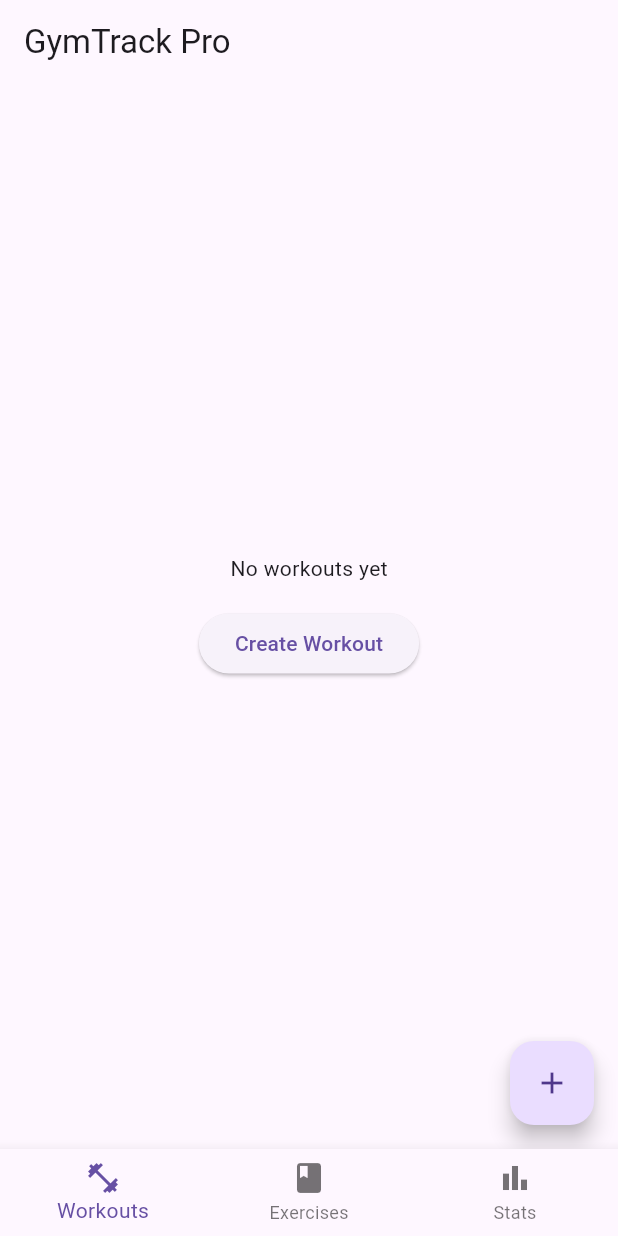
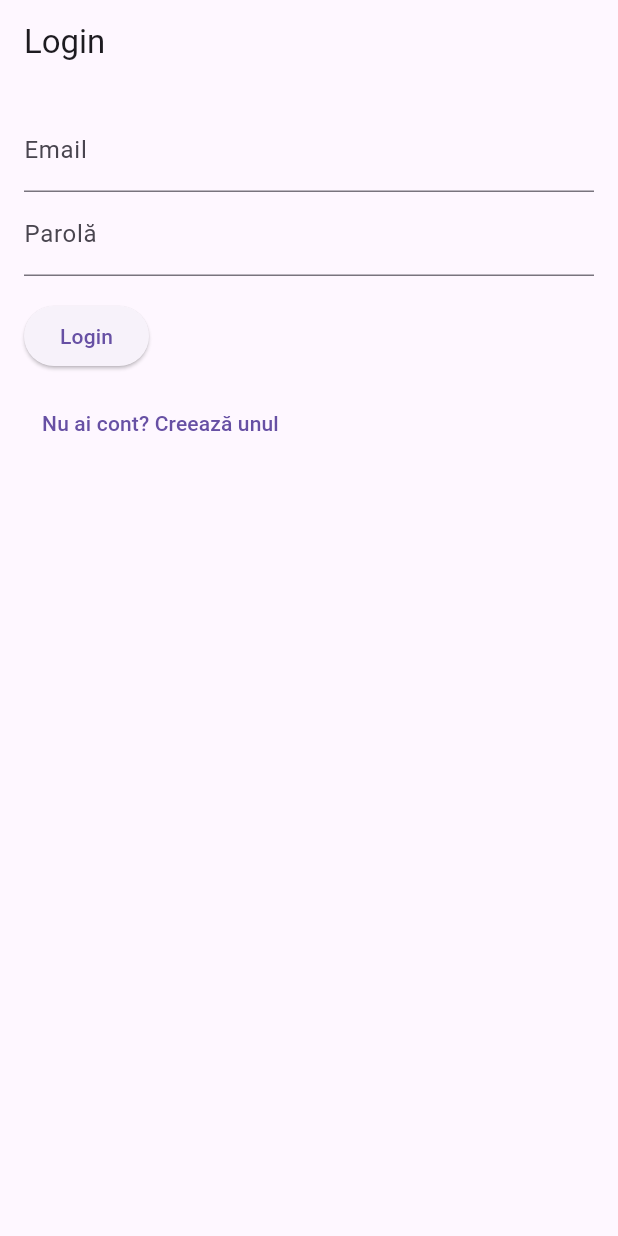
Before and after one commit to Dobree12/Backup-29-05-2025, a Flutter app: the screen it shows after launch, on a phone screen of 412 x 824 dp. Run offline on Flutter 3.47's test engine with Material 3 defaults, Android fonts, the phone set to English and light mode, and no system bars; our stand-ins replace cached_network_image, cloud_firestore, firebase_auth, firebase_core, fl_chart; accounts and stored records are empty.

Commit message:
User authentification

```diff
--- /dev/null
+++ b/lib/login_screen.dart
@@ -0,0 +1,123 @@
+import 'package:flutter/material.dart';
+import 'package:firebase_auth/firebase_auth.dart';
+import 'package:cloud_firestore/cloud_firestore.dart';
+import 'register_screen.dart';
+// import 'package:google_sign_in/google_sign_in.dart'; // activează dacă folosești Google Sign-In
+
+class LoginScreen extends StatefulWidget {
+  const LoginScreen({super.key});
+
+  @override
+  State<LoginScreen> createState() => _LoginScreenState();
+}
+
+class _LoginScreenState extends State<LoginScreen> {
+  final emailController = TextEditingController();
+  final passwordController = TextEditingController();
+  String? errorMessage;
+
+  Future<void> login() async {
+    try {
+      await FirebaseAuth.instance.signInWithEmailAndPassword(
+        email: emailController.text.trim(),
+        password: passwordController.text.trim(),
+      );
+    } on FirebaseAuthException catch (e) {
+      setState(() {
+        errorMessage = e.message;
+      });
+    }
+  }
+
+  // Activează doar dacă vrei să folosești Google Sign-In din nou
+  /*
+  Future<void> signInWithGoogle() async {
+    try {
+      final googleUser = await GoogleSignIn().signIn();
+      if (googleUser == null) return;
+
+      final googleAuth = await googleUser.authentication;
+
+      final credential = GoogleAuthProvider.credential(
+        accessToken: googleAuth.accessToken,
+        idToken: googleAuth.idToken,
+      );
+
+      final userCredential =
+          await FirebaseAuth.instance.signInWithCredential(credential);
+      final user = userCredential.user!;
+
+      final userDoc =
+          FirebaseFirestore.instance.collection('users').doc(user.uid);
+      final doc = await userDoc.get();
+      if (!doc.exists) {
+        await userDoc.set({
+          'email': user.email,
+          'name': user.displayName,
+          'createdAt': FieldValue.serverTimestamp(),
+          'provider': 'google',
+        });
+      }
+    } catch (e) {
+      setState(() {
+        errorMessage = 'Eroare la autentificarea cu Google: $e';
+      });
+    }
+  }
+  */
+
+  @override
+  Widget build(BuildContext context) {
+    return Scaffold(
+      appBar: AppBar(title: const Text('Login')),
+      body: SafeArea(
+        child: SingleChildScrollView(
+          padding: const EdgeInsets.all(16),
+          child: Column(
+            crossAxisAlignment: CrossAxisAlignment.start,
+            children: [
+              if (errorMessage != null)
+                Text(errorMessage!,
+                    style: const TextStyle(color: Colors.red)),
+              TextField(
+                controller: emailController,
+                decoration: const InputDecoration(labelText: 'Email'),
+                keyboardType: TextInputType.emailAddress,
+              ),
+              TextField(
+                controller: passwordController,
+                decoration: const InputDecoration(labelText: 'Parolă'),
+                obscureText: true,
+              ),
+              const SizedBox(height: 16),
+              ElevatedButton(
+                onPressed: login,
+                child: const Text('Login'),
+              ),
+              const SizedBox(height: 10),
+              /*
+              ElevatedButton.icon(
+                onPressed: signInWithGoogle,
+                icon: const Icon(Icons.login),
+                label: const Text('Loghează-te cu Google'),
+                style: ElevatedButton.styleFrom(backgroundColor: Colors.red),
+              ),
+              const SizedBox(height: 10),
+              */
+              TextButton(
+                onPressed: () {
+                  Navigator.push(
+                    context,
+                    MaterialPageRoute(
+                        builder: (_) => const RegisterScreen()),
+                  );
+                },
+                child: const Text('Nu ai cont? Creează unul'),
+              ),
+            ],
+          ),
+        ),
+      ),
+    );
+  }
+}
--- a/lib/main.dart
+++ b/lib/main.dart
@@ -1,16 +1,17 @@
-
-
-// lib/main.dart
 import 'package:flutter/material.dart';
 import 'package:provider/provider.dart';
+import 'package:firebase_core/firebase_core.dart';
+import 'package:firebase_auth/firebase_auth.dart';
+import 'package:trackit/login_screen.dart';
+import 'package:trackit/verify_email_screen.dart';
 import 'screens/home_screen.dart';
-//import 'models/workout_model.dart';
+//import 'package:trackit/register_screen.dart';
 import 'providers/workout_provider.dart';
-import 'package:firebase_core/firebase_core.dart';
 
 void main() async {
   WidgetsFlutterBinding.ensureInitialized();
   await Firebase.initializeApp(); // Inițializare Firebase
+
   runApp(
     MultiProvider(
       providers: [
@@ -21,14 +22,14 @@ void main() async {
   );
 }
 
-
 class MyApp extends StatelessWidget {
-  const MyApp({Key? key}) : super(key: key);
+  const MyApp({super.key});
 
   @override
   Widget build(BuildContext context) {
     return MaterialApp(
       title: 'GymTrack Pro',
+      debugShowCheckedModeBanner: false,
       theme: ThemeData(
         primarySwatch: Colors.blue,
         brightness: Brightness.light,
@@ -38,39 +39,25 @@ class MyApp extends StatelessWidget {
         brightness: Brightness.dark,
       ),
       themeMode: ThemeMode.system,
-      home: const HomeScreen(),
-      debugShowCheckedModeBanner: false,
+      home: StreamBuilder<User?>(
+        stream: FirebaseAuth.instance.authStateChanges(),
+        builder: (context, snapshot) {
+          if (snapshot.connectionState == ConnectionState.waiting) {
+            return const Scaffold(body: Center(child: CircularProgressIndicator()));
+          }
+
+          if (snapshot.hasData) {
+            final user = FirebaseAuth.instance.currentUser!;
+            if (user.emailVerified) {
+              return const HomeScreen(); // Ecranul principal al aplicației TrackIT
+            } else {
+              return const VerifyEmailScreen(); // Email neconfirmat
+            }
+          }
+
+          return const LoginScreen(); // Nu e logat
+        },
+      ),
     );
   }
 }
-
-// lib/models/exercise_model.dart
-
-
-// lib/models/workout_set.dart
-
-// lib/models/workout_model.dart
-
-
-// lib/providers/workout_provider.dart
-
-
-// lib/screens/home_screen.dart
-
-
-// lib/screens/exercise_library_screen.dart
-
-
-// lib/screens/exercise_detail_screen.dart
-
-// lib/screens/workout_screen.dart
-
-// lib/services/database_service.dart
-
-// lib/screens/create_workout_screen.dart
-
-
-// lib/screens/workout_detail_screen.dart
-
-
-// lib/screens/stats_screen.dart
--- a/lib/services/firestore_service.txt
+++ /dev/null
@@ -1,31 +0,0 @@
-import 'package:cloud_firestore/cloud_firestore.dart';
-import '../models/exercise_model.dart';
-
-class FirestoreService {
-  final FirebaseFirestore _db = FirebaseFirestore.instance;
-
-  Future<List<Exercise>> getExercises() async {
-    final snapshot = await _db.collection('exercises').get();
-    return snapshot.docs.map((doc) {
-      final data = doc.data();
-      return Exercise.fromJson(data);
-    }).toList();
-  }
-
-  Future<void> saveExercise(Exercise exercise) async {
-    await _db.collection('exercises').doc(exercise.id).set(exercise.toJson());
-  }
-
-  Future<void> deleteExercise(String id) async {
-    await _db.collection('exercises').doc(id).delete();
-  }
-
-  Future<void> populateInitialExercises(List<Exercise> exercises) async {
-    final batch = _db.batch();
-    for (final exercise in exercises) {
-      final docRef = _db.collection('exercises').doc(exercise.id);
-      batch.set(docRef, exercise.toJson());
-    }
-    await batch.commit();
-  }
-}
--- a/pubspec.yaml
+++ b/pubspec.yaml
@@ -41,6 +41,7 @@ dependencies:
   #firebase
   firebase_core: ^2.25.4
   cloud_firestore: ^4.14.0
+  firebase_auth: ^4.17.0
 
 
 
```
Also changed, not shown: lib/register_screen.dart (added, +82 -0 lines), lib/screens/home_screen.dart (+19 -2 lines), lib/testscreen.dart (added, +95 -0 lines), lib/verify_email_screen.dart (added, +88 -0 lines), pubspec.lock, 3 other files.
